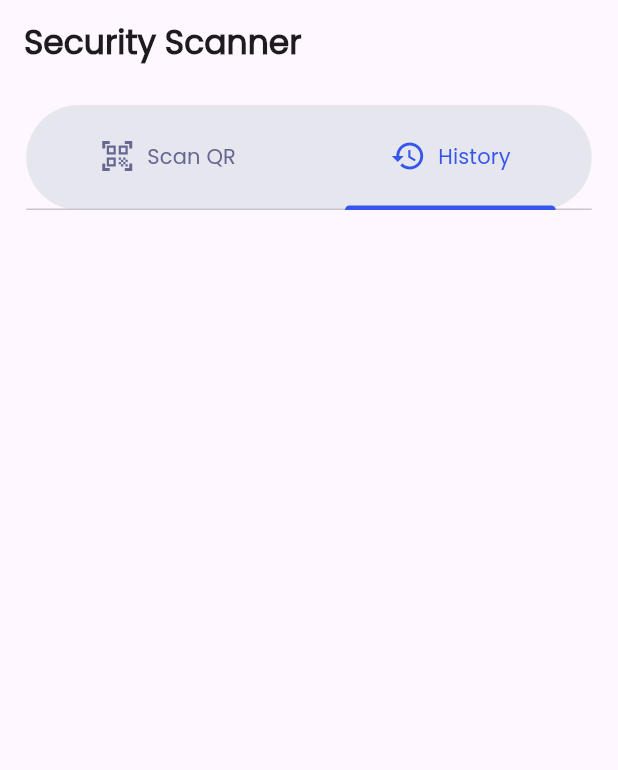
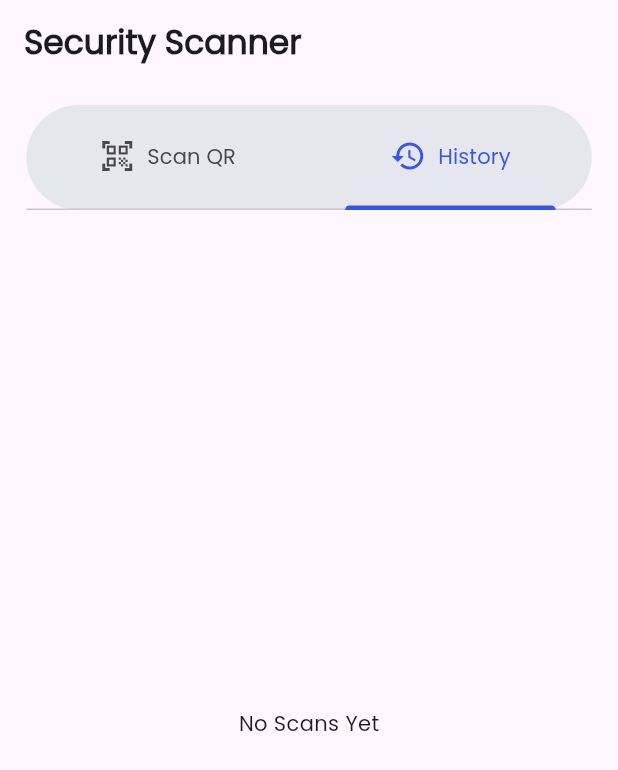
Before and after one commit to rogith20/Security-Scanner-for-ParkQR-Bike, a Flutter app: the screen it shows after launch, tab 2 chosen, on a phone screen of 412 x 824 dp. Shown: the top 770 px of the screen. Run offline on Flutter 3.47's test engine with Material 2 defaults, Android fonts, the light colour scheme and no system bars; our stand-ins replace qr_flutter; missing offline and left inert: mobile_scanner.

Commit message:
History Corrected

```diff
--- a/lib/history.dart
+++ b/lib/history.dart
@@ -19,12 +19,19 @@ class _HistoryPageState extends State<HistoryPage> {
   @override
   Widget build(BuildContext context) {
     return Scaffold(
-      body: ListView.builder(
+      body: widget.qrHistory.length == 0
+          ? Container(
+              child: Center(
+                child: Text("No Scans Yet"),
+              ),
+            )
+          : ListView.builder(
               itemCount: widget.qrHistory.length,
+              // reverse: true,
               itemBuilder: (context, index) {
                 String code = widget.qrHistory[index];
                 return Padding(
-            padding: const EdgeInsets.fromLTRB(15,2,15,2),
+                  padding: const EdgeInsets.fromLTRB(15, 2, 15, 2),
                   child: Card(
                     shape: RoundedRectangleBorder(
                       borderRadius: BorderRadius.circular(6.0),
--- a/lib/homepage.dart
+++ b/lib/homepage.dart
@@ -1,6 +1,10 @@
 import 'package:flutter/material.dart';
+
 import 'history.dart';
 import 'scanqr.dart';
+
+String scannedCode = '';
+List<String> qrHistory = [];
 
 class HomePage extends StatefulWidget {
   final int initialTabIndex;
@@ -8,19 +12,18 @@ class HomePage extends StatefulWidget {
   const HomePage({Key? key, required this.initialTabIndex}) : super(key: key);
 
   @override
-   State<HomePage> createState() => _HomePageState();
+  State<HomePage> createState() => _HomePageState();
 }
 
-class _HomePageState extends State<HomePage> with SingleTickerProviderStateMixin {
+class _HomePageState extends State<HomePage>
+    with SingleTickerProviderStateMixin {
   late TabController _tabController;
-
-  String scannedCode = '';
-  List<String> qrHistory = [];
 
   @override
   void initState() {
     super.initState();
-    _tabController = TabController(length: 2, initialIndex: widget.initialTabIndex, vsync: this);
+    _tabController = TabController(
+        length: 2, initialIndex: widget.initialTabIndex, vsync: this);
   }
 
   void storeResult(String result) {
@@ -63,9 +66,11 @@ class _HomePageState extends State<HomePage> with SingleTickerProviderStateMixin
                   preferredSize: const Size.fromHeight(70.0),
                   child: TabBar(
                     controller: _tabController,
+                    indicator: null,
                     indicatorSize: TabBarIndicatorSize.label,
                     indicatorWeight: 2.0,
-                    indicatorPadding: const EdgeInsets.symmetric(horizontal: 8.0),
+                    indicatorPadding:
+                        const EdgeInsets.symmetric(horizontal: 8.0),
                     tabs: const [
                       Tab(
                         child: Row(
@@ -90,7 +95,7 @@ class _HomePageState extends State<HomePage> with SingleTickerProviderStateMixin
                     ],
                     indicatorColor: const Color(0xff3555eb),
                     labelColor: const Color(0xff3555eb),
-                    unselectedLabelColor: const Color(0xff666791),
+                    // unselectedLabelColor: const Color(0xff666791),
                   ),
                 ),
               ),
```
Also changed, not shown: lib/result_screen.dart (+11 -3 lines), lib/scanqr.dart (+7 -2 lines), 6 other files. Lines whose indentation alone changed are shown as unchanged.
